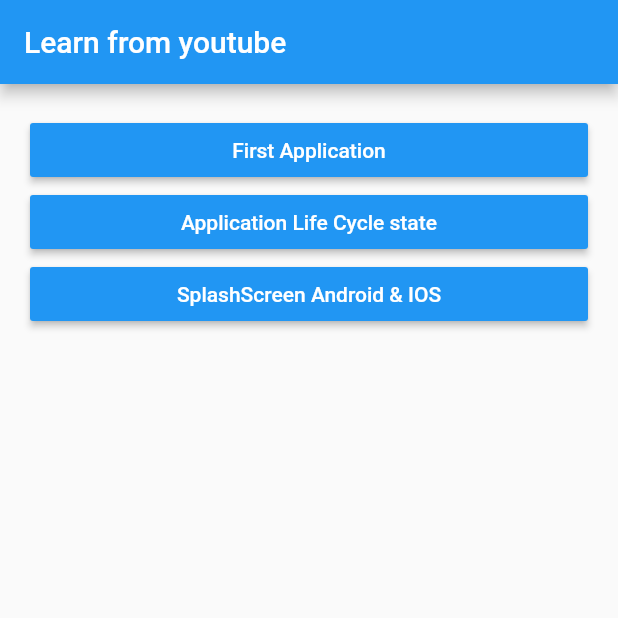
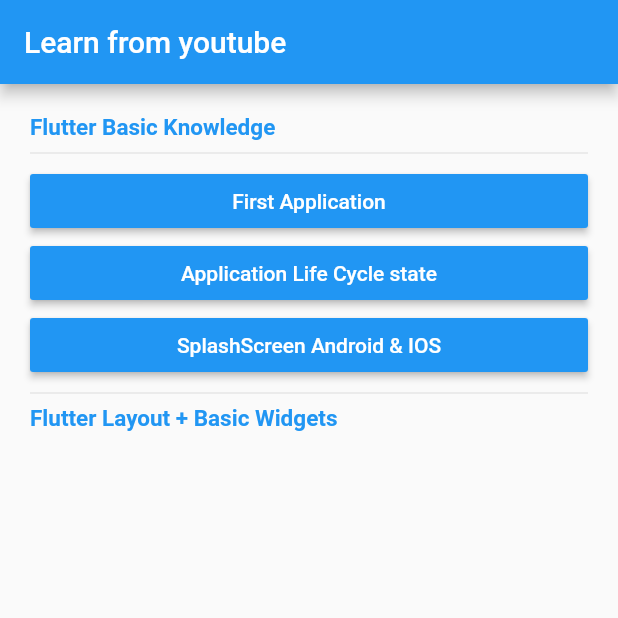
Before and after one commit to yogithesymbian/flutter_basic_to_advance, a Flutter app: the screen it shows after launch, on a phone screen of 412 x 824 dp, the top half of it. Run offline on Flutter 3.47's test engine with Material 2 defaults, Android fonts, the phone set to English and light mode, and no system bars.

Commit message:
extract method

```diff
--- a/lib/ui/home/home.dart
+++ b/lib/ui/home/home.dart
@@ -30,6 +30,57 @@ class _ListCourseYtPageState extends State<ListCourseYtPage> {
         child: Center(
           child: Column(
             children: [
+              FlutterBasicKnowledge(),
+              Divider(),
+              FlutterLayoutBasicWidgets(),
+            ],
+          ),
+        ),
+      ),
+    );
+  }
+}
+
+class FlutterLayoutBasicWidgets extends StatelessWidget {
+  const FlutterLayoutBasicWidgets({
+    Key key,
+  }) : super(key: key);
+
+  @override
+  Widget build(BuildContext context) {
+    return Row(
+      children: [
+        Text(
+          "Flutter Layout + Basic Widgets",
+          style: TextStyle(
+              fontSize: 15, fontWeight: FontWeight.bold, color: Colors.blue),
+        ),
+      ],
+    );
+  }
+}
+
+class FlutterBasicKnowledge extends StatelessWidget {
+  const FlutterBasicKnowledge({
+    Key key,
+  }) : super(key: key);
+
+  @override
+  Widget build(BuildContext context) {
+    return Column(
+      children: [
+        Row(
+          children: [
+            Text(
+              "Flutter Basic Knowledge",
+              style: TextStyle(
+                  fontSize: 15,
+                  fontWeight: FontWeight.bold,
+                  color: Colors.blue),
+            ),
+          ],
+        ),
+        Divider(),
         SizedBox(
           width: double.infinity,
           child: RaisedButton(
@@ -64,11 +115,8 @@ class _ListCourseYtPageState extends State<ListCourseYtPage> {
               style: TextStyle(color: Colors.white),
             ),
           ),
-              )
+        ),
       ],
-          ),
-        ),
-      ),
     );
   }
 }
```
Lines whose indentation alone changed are shown as unchanged.
